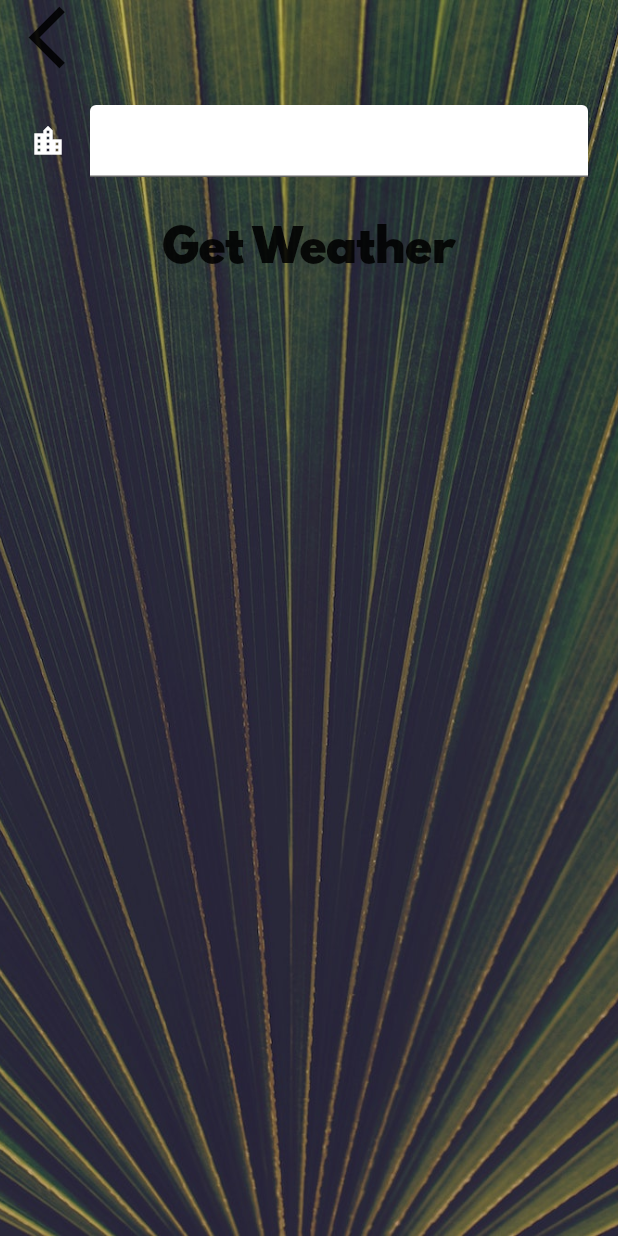
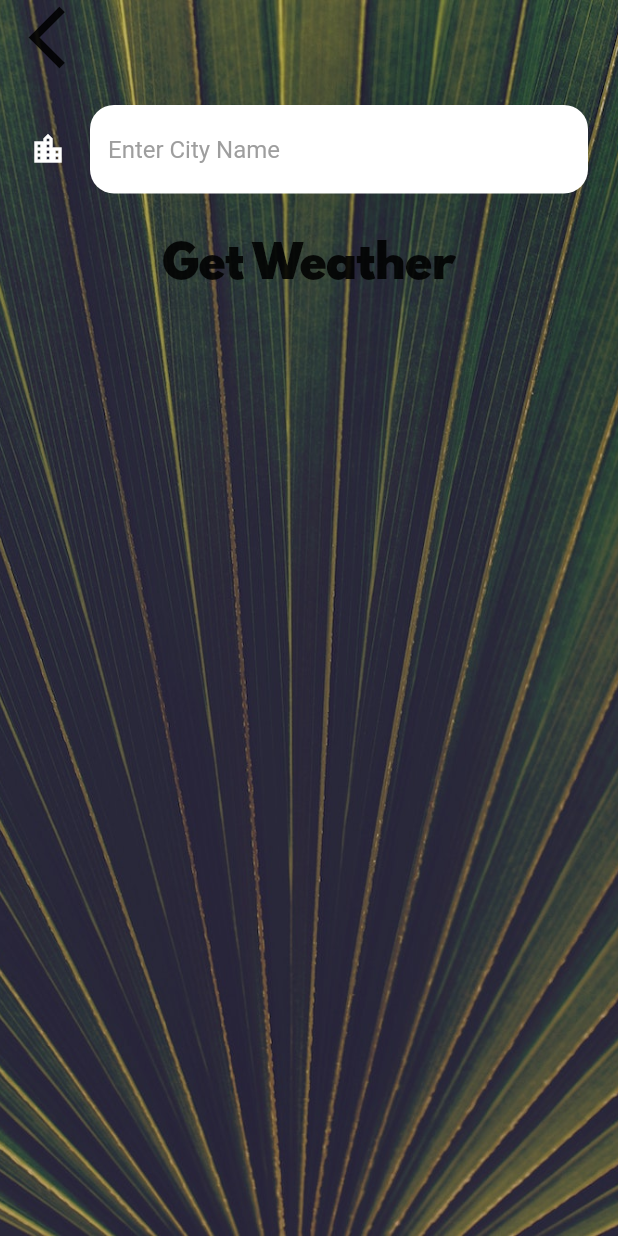
Before and after one commit to Sanjay-2000/Kiko, a Flutter app: the CityScreen screen opened directly, on a phone screen of 412 x 824 dp. Run offline on Flutter 3.47's test engine with Material 2 defaults, Android fonts, the phone set to English and light mode, and no system bars; our stand-ins replace flutter_spinkit, geolocator; network calls fail.

Commit message:
incomplete screens need to updated

```diff
--- a/lib/screens/city_screen.dart
+++ b/lib/screens/city_screen.dart
@@ -7,6 +7,7 @@ class CityScreen extends StatefulWidget {
 }
 
 class _CityScreenState extends State<CityScreen> {
+  String cityName;
   @override
   Widget build(BuildContext context) {
     return Scaffold(
@@ -37,18 +38,16 @@ class _CityScreenState extends State<CityScreen> {
                 padding: EdgeInsets.all(20.0),
                 child: TextField(
                   style: TextStyle(color: Colors.black),
-                  decoration: InputDecoration(
-                    filled: true,
-                    fillColor: Colors.white,
-                    icon: Icon(
-                      Icons.location_city_outlined,
-                      color: Colors.white,
-                    ),
-                  ),
+                  decoration: ktextfielddoecoration,
+                  onChanged: (value) {
+                    cityName = value;
+                  },
                 ),
               ),
               FlatButton(
-                onPressed: () {},
+                onPressed: () {
+                  Navigator.pop(context, cityName);
+                },
                 child: Text(
                   'Get Weather',
                   style: kButtonTextStyle,
```
Also changed, not shown: lib/screens/location_screen.dart (+10 -6 lines).
